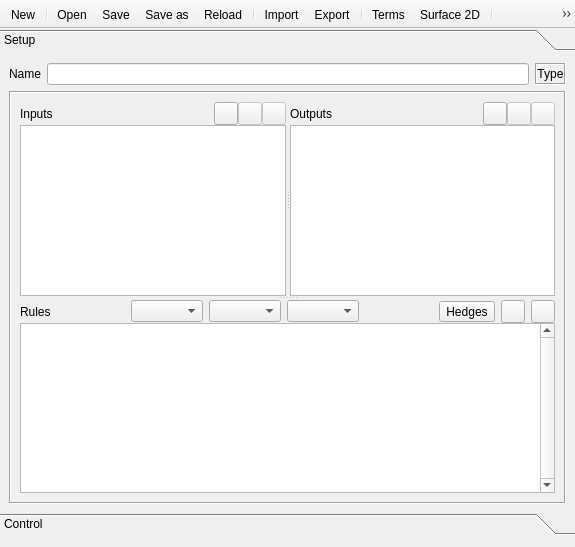
First picture: the form in qtfuzzylite/ui/Window.ui, repository fuzzylite/fuzzylite, before the edit.
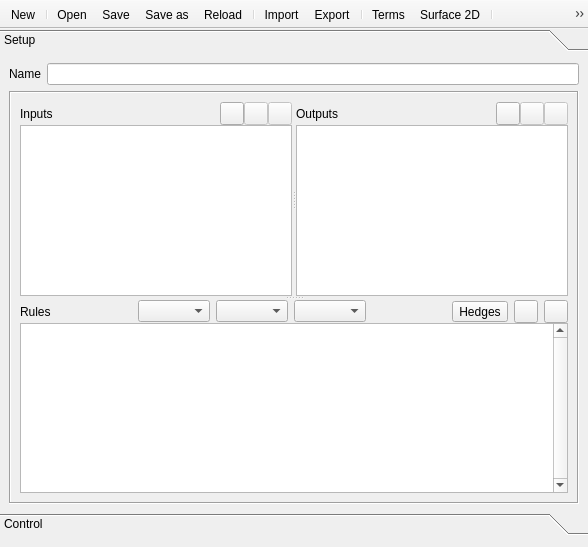
Second picture: the form after the edit. Icons and pictures are not drawn.

Patch:
```diff
--- a/qtfuzzylite/ui/Window.ui
+++ b/qtfuzzylite/ui/Window.ui
@@ -6,7 +6,7 @@
    <rect>
     <x>0</x>
     <y>0</y>
-    <width>575</width>
+    <width>588</width>
     <height>547</height>
    </rect>
   </property>
@@ -62,7 +62,7 @@
         <rect>
          <x>0</x>
          <y>0</y>
-         <width>575</width>
+         <width>588</width>
          <height>408</height>
         </rect>
        </property>
@@ -86,11 +86,6 @@
          <number>3</number>
         </property>
         <item>
-         <layout class="QHBoxLayout" name="horizontalLayout_6">
-          <property name="bottomMargin">
-           <number>0</number>
-          </property>
-          <item>
            <layout class="QFormLayout" name="formLayout">
             <property name="fieldGrowthPolicy">
              <enum>QFormLayout::ExpandingFieldsGrow</enum>
@@ -118,36 +113,6 @@
            </layout>
           </item>
           <item>
-           <widget class="QLabel" name="lbl_type">
-            <property name="toolTip">
-             <string>Type of Engine</string>
-            </property>
-            <property name="frameShape">
-             <enum>QFrame::Box</enum>
-            </property>
-            <property name="frameShadow">
-             <enum>QFrame::Sunken</enum>
-            </property>
-            <property name="lineWidth">
-             <number>1</number>
-            </property>
-            <property name="midLineWidth">
-             <number>0</number>
-            </property>
-            <property name="text">
-             <string>Type</string>
-            </property>
-            <property name="alignment">
-             <set>Qt::AlignCenter</set>
-            </property>
-            <property name="textInteractionFlags">
-             <set>Qt::TextSelectableByMouse</set>
-            </property>
-           </widget>
-          </item>
-         </layout>
-        </item>
-        <item>
          <widget class="QFrame" name="frame_2">
           <property name="frameShape">
            <enum>QFrame::Box</enum>
```
Left out of the diff: 4 changed lines with no effect on the pictures. Lines whose indentation alone changed are shown as unchanged.
